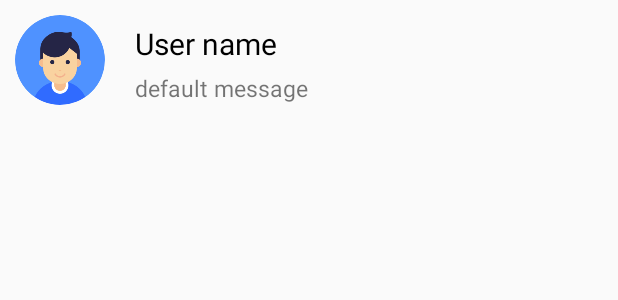
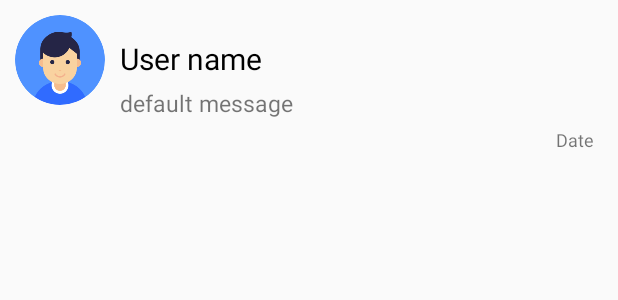
Before and after one commit to kaushalkdev/ZombieChat, an Android app: the layout chat_single_layout.xml on its own in the app's theme, with its tools: preview values and no code run, on a phone screen of 412 x 824 dp. Shown: the top 300 px of the screen. Run offline under Robolectric (Android 15) with nearby library versions, the phone set to English and light mode, and no system bars.

Commit message:
Completed chat implementation
- Added chat date time for all chat sections.
- Updated logic for current and other user msg view holder logic.

```diff
--- a/app/src/main/java/com/example/zombiechat/chat/views/adapters/ChatsListAdapter.java
+++ b/app/src/main/java/com/example/zombiechat/chat/views/adapters/ChatsListAdapter.java
@@ -47,6 +47,7 @@ public class ChatsListAdapter extends RecyclerView.Adapter<ChatsListAdapter.Last
         holder.userLastMsg.setText(chatBox.getMsg());
         holder.userName.setText(chatBox.getUserName());
         holder.setUserImage(chatBox.getUserImage());
+        holder.msgDateTime.setText(chatBox.getMsgTime().toDate().toString());
         holder.itemView.setOnClickListener(v -> {
             Intent chatRoomIntent = new Intent(activity, ChatRoomScreen.class);
             chatRoomIntent.putExtra(Fields.otherUserName, chatBox.getUserName());
@@ -69,6 +70,7 @@ public class ChatsListAdapter extends RecyclerView.Adapter<ChatsListAdapter.Last
         CircleImageView userImage;
         TextView userName;
         TextView userLastMsg;
+        TextView msgDateTime;
 
 
         public LastChatHolder(View itemView) {
@@ -77,6 +79,7 @@ public class ChatsListAdapter extends RecyclerView.Adapter<ChatsListAdapter.Last
             userImage = itemView.findViewById(R.id.user_image);
             userName = itemView.findViewById(R.id.user_name);
             userLastMsg = itemView.findViewById(R.id.user_message);
+            msgDateTime = itemView.findViewById(R.id.last_msg_date);
 
 
         }
--- a/app/src/main/res/layout/chat_single_layout.xml
+++ b/app/src/main/res/layout/chat_single_layout.xml
@@ -1,42 +1,56 @@
-<?xml version="1.0" encoding="utf-8"?>
-<RelativeLayout xmlns:android="http://schemas.android.com/apk/res/android"
+<androidx.constraintlayout.widget.ConstraintLayout xmlns:android="http://schemas.android.com/apk/res/android"
     android:layout_width="match_parent"
-    android:layout_height="wrap_content">
+    android:layout_height="wrap_content"
+    xmlns:app="http://schemas.android.com/apk/res-auto">
 
     <de.hdodenhof.circleimageview.CircleImageView
         android:id="@+id/user_image"
         android:layout_width="60dp"
         android:layout_height="60dp"
         android:layout_margin="10dp"
-        android:src="@drawable/default_user" />
+        android:src="@drawable/default_user"
+        app:layout_constraintTop_toTopOf="parent"
+        app:layout_constraintStart_toStartOf="parent" />
 
     <TextView
         android:id="@+id/user_name"
         android:layout_width="wrap_content"
         android:layout_height="wrap_content"
-        android:layout_marginLeft="10dp"
+        android:layout_marginStart="10dp"
         android:layout_marginTop="15dp"
-        android:layout_toRightOf="@id/user_image"
         android:maxLines="1"
         android:ellipsize="end"
         android:text="User name"
         android:textColor="@color/black"
-        android:textSize="20sp" />
+        android:textSize="20sp"
+        app:layout_constraintStart_toEndOf="@id/user_image"
+        app:layout_constraintTop_toTopOf="@id/user_image" />
 
     <TextView
         android:id="@+id/user_message"
         android:layout_width="wrap_content"
         android:layout_height="wrap_content"
-        android:layout_below="@id/user_name"
-        android:layout_marginLeft="10dp"
+        android:layout_marginStart="10dp"
         android:layout_marginTop="5dp"
-        android:layout_toRightOf="@id/user_image"
         android:maxLines="1"
         android:ellipsize="end"
         android:text="default message"
-        android:textSize="15sp" />
+        android:textSize="15sp"
+        app:layout_constraintStart_toEndOf="@id/user_image"
+        app:layout_constraintTop_toBottomOf="@id/user_name" />
 
+    <TextView
+        android:id="@+id/last_msg_date"
+        android:layout_width="wrap_content"
+        android:layout_height="wrap_content"
+        android:layout_marginTop="5dp"
+        android:layout_marginBottom="10dp"
+        android:layout_marginEnd="16dp"
+        android:text="Date"
+        android:textSize="12sp"
+        app:layout_constraintBottom_toBottomOf="parent"
+        app:layout_constraintEnd_toEndOf="parent"
+        app:layout_constraintTop_toBottomOf="@id/user_message"
+        app:layout_constraintVertical_bias="0.0" />
 
-
-
-</RelativeLayout>
+</androidx.constraintlayout.widget.ConstraintLayout>
```
Also changed, not shown: app/src/main/java/com/example/zombiechat/chat/views/adapters/ChatRoomAdapter.java (+39 -50 lines), app/src/main/res/layout/current_user_chat_layout.xml (+18 -10 lines), app/src/main/res/layout/other_user_chat_layout.xml (+19 -8 lines).
